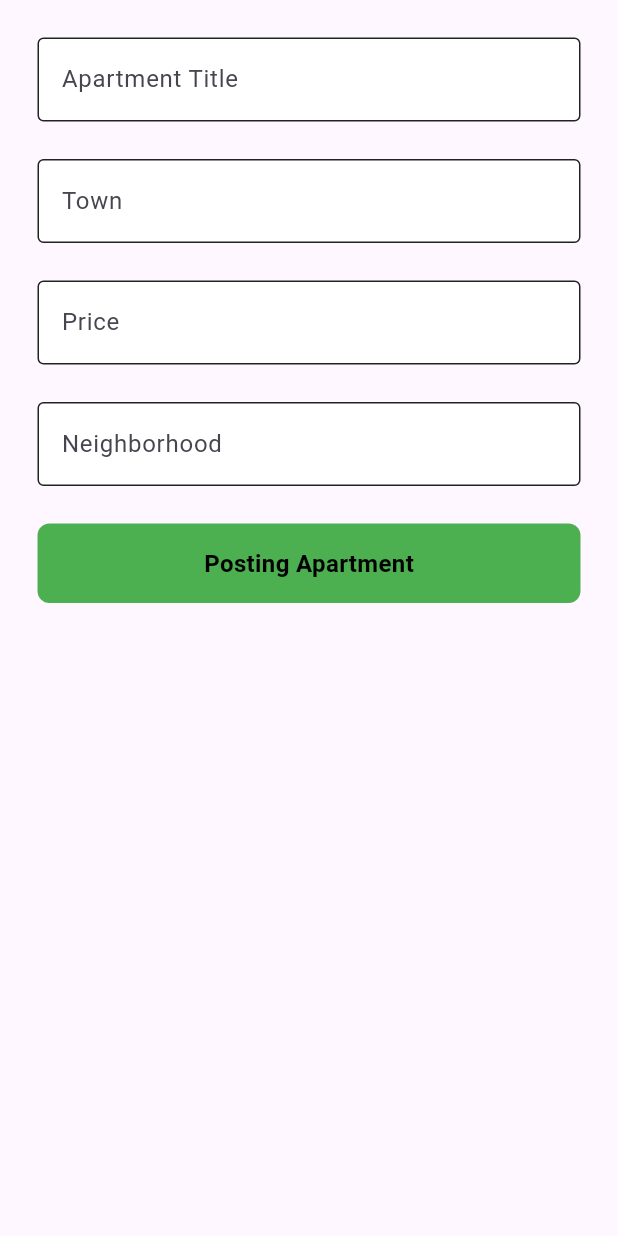
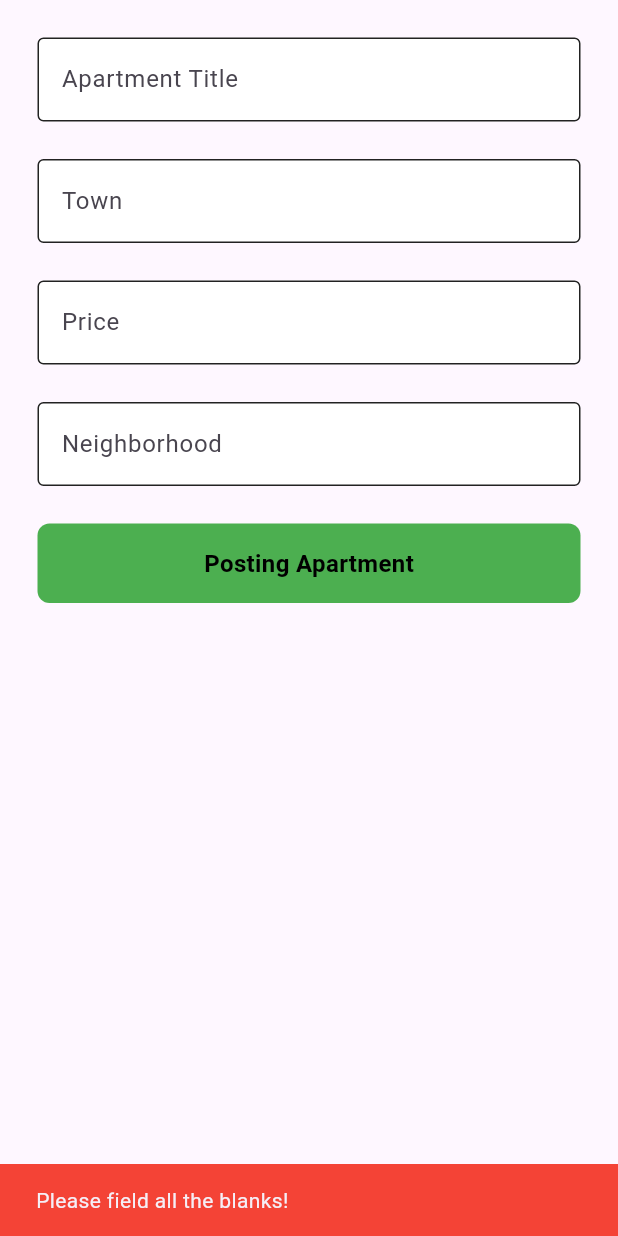
Before and after one commit to benjaminCMD/upr-housing, a Flutter app: the screen it shows once a user with an empty profile is signed in, after a tap on "Posting Apartment", on a phone screen of 412 x 824 dp. Run offline on Flutter 3.47's test engine with Material 3 defaults, Android fonts, the phone set to English and light mode, and no system bars; our stand-ins replace cloud_firestore, firebase_auth, firebase_core; accounts and stored records are empty.

Commit message:
add aID to the document, also can create a apartment if all the fields are filled

```diff
--- a/lib/pages/posting_Apt.dart
+++ b/lib/pages/posting_Apt.dart
@@ -12,26 +12,13 @@ class PostingAptApp extends StatefulWidget {
 }
 
 class PostingAptAppState extends State<PostingAptApp> {
+  //Creating Controller for each one of the boxes, in order to save the information
   TextEditingController aTitleController = TextEditingController();
   TextEditingController aTownController = TextEditingController();
   TextEditingController aNeighborhoodController = TextEditingController();
   TextEditingController aPriceController = TextEditingController();
-  Apartment apt = Apartment();
 
-
-  Future<void> addApartment(
-    aTitle,
-    aTown,
-    aPrice,
-    aNeighborhood,
-  ) async {
-    await FirebaseFirestore.instance.collection('Apartments').add({
-      'Apartment_title': aTitle,
-      'Town': aTown,
-      'Price': aPrice,
-      'Neighborhood': aNeighborhood,
-    });
-  }
+  Apartment apt = Apartment(); //Create class Apartment
 
   @override
   Widget build(BuildContext context) {
@@ -59,13 +46,28 @@ class PostingAptAppState extends State<PostingAptApp> {
             hintText: 'Neighborhood',
             obscureText: false),
         const SizedBox(height: 25),
+        //The button add a new Apartments to the database
         MyButton(
-            onTap: () => addApartment(
+            onTap: () {
+              if (aTitleController.text.trim().isEmpty ||
+                  aTownController.text.trim().isEmpty ||
+                  aPriceController.text.trim().isEmpty ||
+                  aNeighborhoodController.text.trim().isEmpty) {
+                ScaffoldMessenger.of(context).showSnackBar(
+                  SnackBar(
+                    content: Text('Please field all the blanks!'),
+                    backgroundColor: Colors.red,
+                  ),
+                );
+              } else {
+                apt.addApartment(
                   aTitleController.text,
                   aTownController.text,
                   aPriceController.text,
                   aNeighborhoodController.text,
-                ),
+                );
+              }
+            },
             text: "Posting Apartment"),
       ],
     ))));
```
Also changed, not shown: lib/model/Apartments_Crud.dart (+5 -10 lines).
